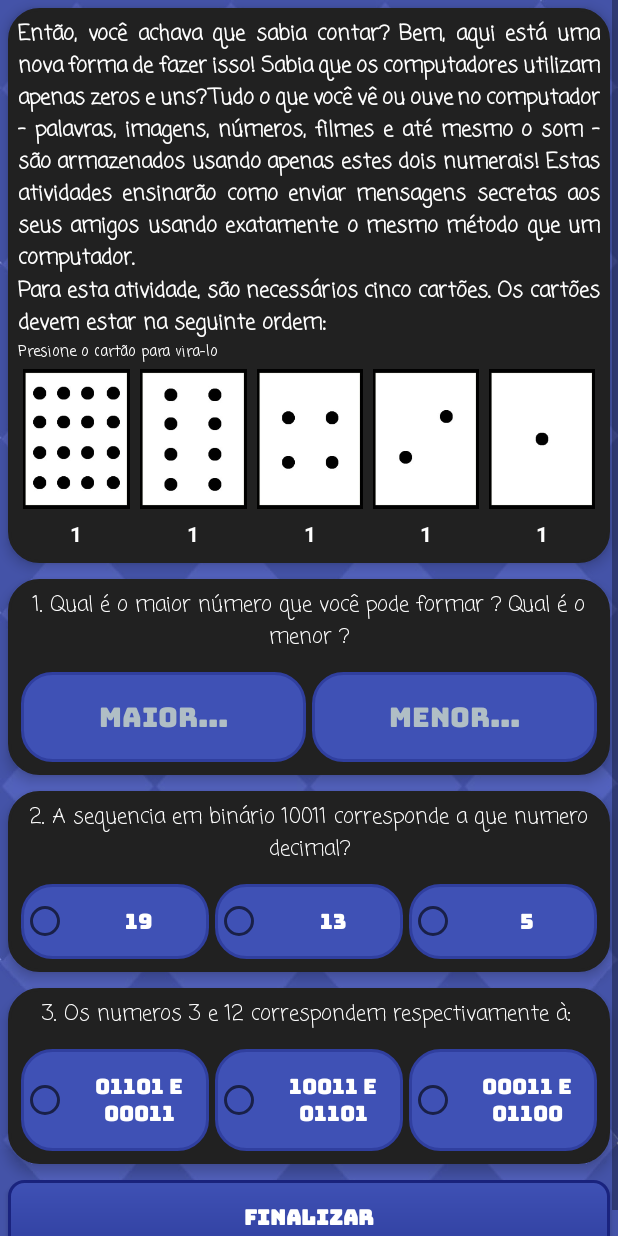
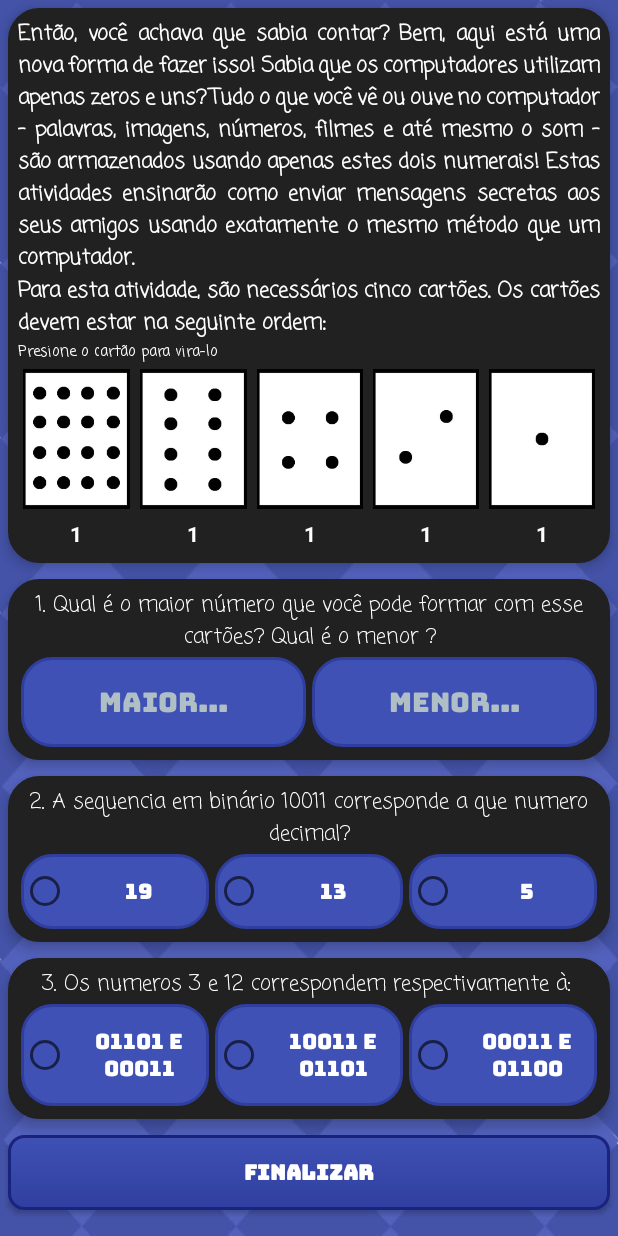
Before and after one commit to barbosamaatheus/PluggedComputing, an Android app: the fragment NumerosBinariosFragment placed in its activity, on a phone screen of 412 x 824 dp. Run offline under Robolectric (Android 15) with nearby library versions, the phone set to English and light mode, and no system bars; 1 statement that could not run was skipped.

Commit message:
Remoção de mensagem do focus no TextView

```diff
--- a/app/src/main/res/layout/fragment_numeros_binarios.xml
+++ b/app/src/main/res/layout/fragment_numeros_binarios.xml
@@ -176,11 +176,8 @@
                 android:id="@+id/perg1_nb"
                 android:layout_width="match_parent"
                 android:layout_height="wrap_content"
-                android:layout_marginBottom="10dp"
-                android:focusable="true"
-                android:focusableInTouchMode="true"
                 android:fontFamily="casual"
-                android:text="1. Qual é o maior número que você pode formar ? Qual é o menor ?"
+                android:text="1. Qual é o maior número que você pode formar com esse cartões? Qual é o menor ?"
                 android:textAlignment="center"
                 android:textColor="@color/textColorPrimary" />
 
@@ -235,9 +232,6 @@
                 android:id="@+id/perg2_nb"
                 android:layout_width="match_parent"
                 android:layout_height="wrap_content"
-                android:layout_marginBottom="10dp"
-                android:focusable="true"
-                android:focusableInTouchMode="true"
                 android:fontFamily="casual"
                 android:text="2. A sequencia em binário 10011 corresponde a que numero decimal?"
                 android:textAlignment="center"
@@ -299,9 +293,6 @@
                 android:id="@+id/perg3_nb"
                 android:layout_width="match_parent"
                 android:layout_height="wrap_content"
-                android:layout_marginBottom="10dp"
-                android:focusable="true"
-                android:focusableInTouchMode="true"
                 android:fontFamily="casual"
                 android:text="3. Os numeros 3 e 12 correspondem respectivamente à: "
                 android:textAlignment="center"
```
Also changed, not shown: app/src/main/res/layout/fragment_introducao.xml (+0 -9 lines).
